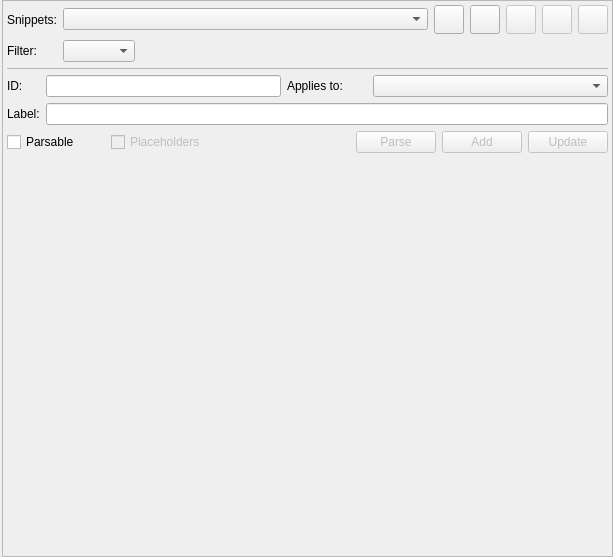
First picture: the form in libs/libgui/ui/settings/snippetsconfigwidget.ui, repository pgmodeler/pgmodeler, before the edit.
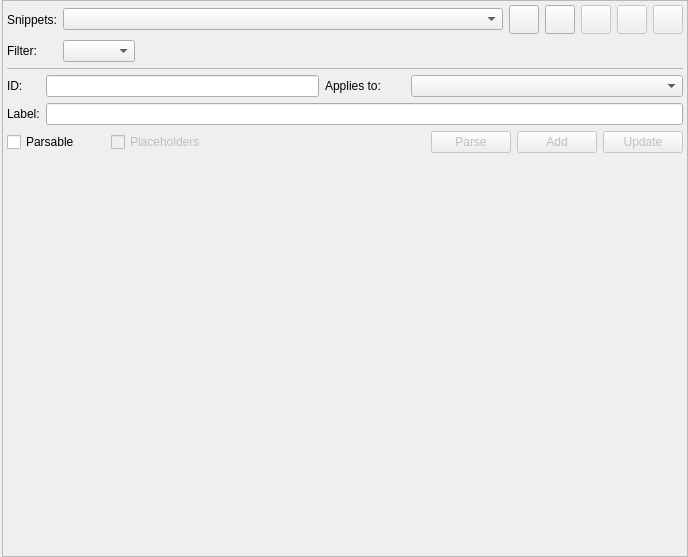
Second picture: the form after the edit. Icons and pictures are not drawn.

```diff
--- a/libs/libgui/ui/settings/snippetsconfigwidget.ui
+++ b/libs/libgui/ui/settings/snippetsconfigwidget.ui
@@ -6,7 +6,7 @@
    <rect>
     <x>0</x>
     <y>0</y>
-    <width>613</width>
+    <width>688</width>
     <height>557</height>
    </rect>
   </property>
```
Left out of the diff: 18 changed lines with no effect on the pictures.
